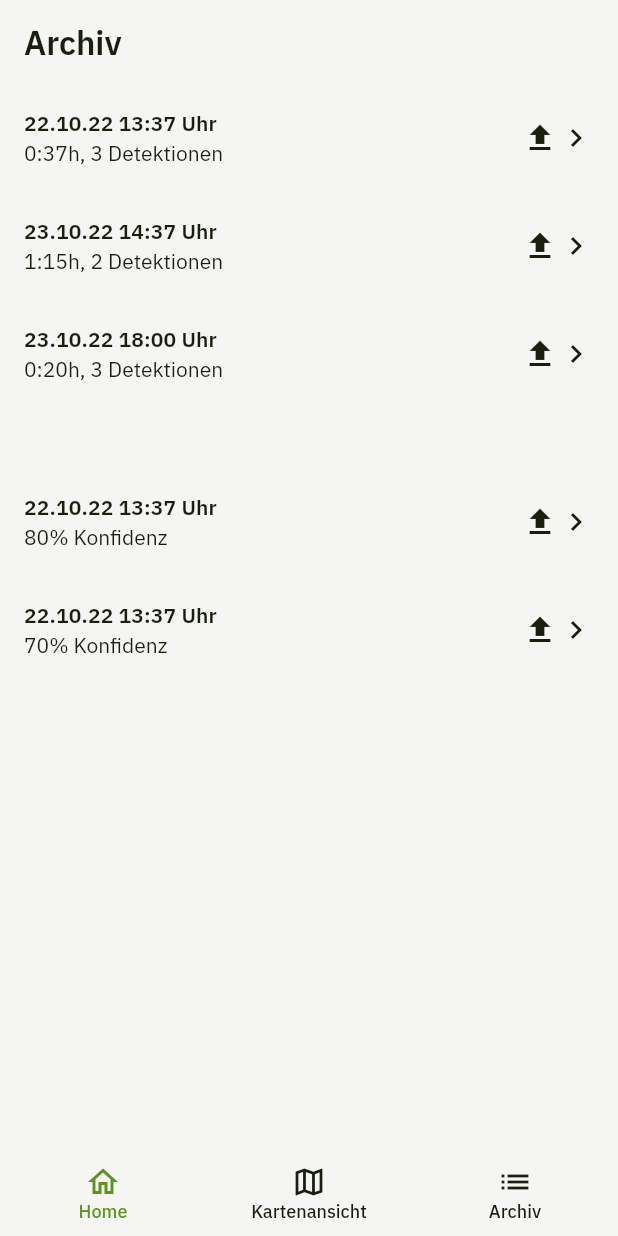
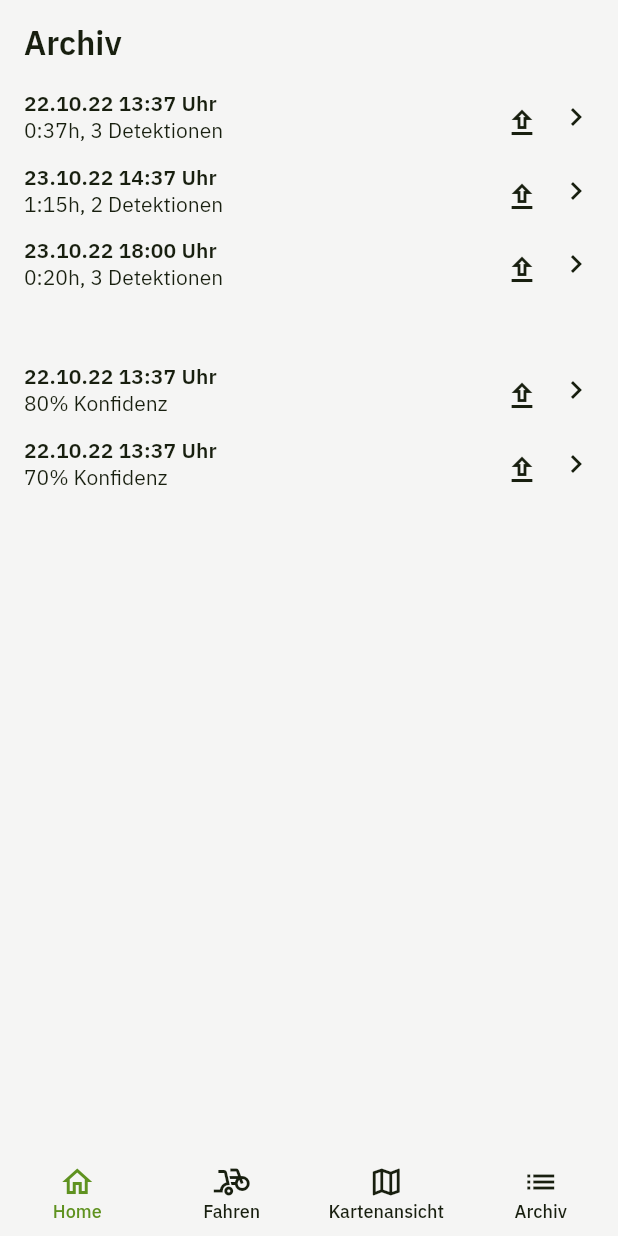
Before and after one commit to maximilianknodt/Listroots, a Flutter app: the Archive screen opened by its route, on a phone screen of 412 x 824 dp. Run offline on Flutter 3.47's test engine with Material 2 defaults, Android fonts, the phone set to English and light mode, and no system bars; our stand-ins replace bloc, cached_network_image, flutter_bloc, go_router, shared_preferences; missing offline and left inert: latlng, map, maps_toolkit; accounts and stored records are empty; generated files the repository leaves out were written again; statements that could not run were skipped.

Commit message:
Archivelement Update
LS-139 Archiv-Listenelement fast fertig
- Element hat alle Inhalte und wurde in den Archivscreen eingepflegt
- Beim Anklicken eines Elements wird man auf einen vorläufigen Detailscreen geschickt (muss noch implementiert werden, aktuell nur schwarz mit Text in der Mitte)
To-Dos:
- Anklicken des Upload-Buttons gibt zwar Feedback, der Icon ändert sich aber noch nicht (bisher keine Möglichkeit gefunden, dies mit einem Stateless Widget zu implementieren, auch nicht mit Callback Funktion -> irgendeine Form Form von SetState oder ähnlichem wird immer verwendet und dies benötigt eine Stateful Klasse)

```diff
--- a/lib/logic/navigation/navigation_bloc_state.dart
+++ b/lib/logic/navigation/navigation_bloc_state.dart
@@ -15,12 +15,12 @@ class NavigationDefault extends NavigationState {
           destination: (context) => const Home(),
           action: (context) => const InfoButton(),
         ),
-        // BottomNavigationDestination(
-        //   icon: Icons.bike_scooter_outlined,
-        //   label: 'Fahren',
-        //   route: '/drive',
-        //   destination: (context) => const Drive(),
-        // ),
+        BottomNavigationDestination(
+          icon: Icons.bike_scooter_outlined,
+          label: 'Fahren',
+          route: '/drive',
+          destination: (context) => const Drive(),
+        ),
         BottomNavigationDestination(
           icon: Icons.map_outlined,
           label: 'Kartenansicht',
--- a/lib/view/archive/archive.dart
+++ b/lib/view/archive/archive.dart
@@ -16,12 +16,12 @@ class Archive extends StatelessWidget {
                 date: "22.10.22 13:37 Uhr",
                 value: "0:37h, 3 Detektionen",
               ),
-              // SizedBox(height: 1),
+              SizedBox(height: 5),
               ArchiveListelement(
                 date: "23.10.22 14:37 Uhr",
                 value: "1:15h, 2 Detektionen",
               ),
-              // SizedBox(height: 1),
+              SizedBox(height: 5),
               ArchiveListelement(
                 date: "23.10.22 18:00 Uhr",
                 value: "0:20h, 3 Detektionen",
@@ -33,12 +33,14 @@ class Archive extends StatelessWidget {
         SingleChildScrollView(
           scrollDirection: Axis.vertical,
           child: Column(
+            mainAxisAlignment: MainAxisAlignment.start,
+            mainAxisSize: MainAxisSize.min,
             children: [
               ArchiveListelement(
                 date: "22.10.22 13:37 Uhr",
                 value: "80% Konfidenz",
               ),
-              // SizedBox(height: 1),
+              SizedBox(height: 5),
               ArchiveListelement(
                 date: "22.10.22 13:37 Uhr",
                 value: "70% Konfidenz",
--- a/lib/view/archive/archive_listelement.dart
+++ b/lib/view/archive/archive_listelement.dart
@@ -1,4 +1,6 @@
 import 'package:flutter/material.dart';
+
+import 'listelement_detail.dart';
 
 class ArchiveListelement extends StatelessWidget {
   const ArchiveListelement({
@@ -24,9 +26,10 @@ class ArchiveListelement extends StatelessWidget {
       trailing: Row(
         mainAxisSize: MainAxisSize.min,
         children: [
-          Icon(
-            Icons.upload,
+          IconButton(
+            icon: Icon(Icons.upload_outlined),
             color: Theme.of(context).colorScheme.secondary,
+            onPressed: () {},
           ),
           Icon(
             Icons.chevron_right,
@@ -34,6 +37,14 @@ class ArchiveListelement extends StatelessWidget {
           )
         ],
       ),
+      dense: true,
+      visualDensity: VisualDensity(
+          horizontal: VisualDensity.minimumDensity,
+          vertical: VisualDensity.minimumDensity),
+      onTap: (() {
+        Navigator.of(context)
+            .push(MaterialPageRoute(builder: (context) => ListelementDetail()));
+      }),
     );
   }
 }
```
Also changed, not shown: lib/view/archive/listelement_detail.dart (added, +15 -0 lines), lib/view/drive/drive.dart (+35 -35 lines).
